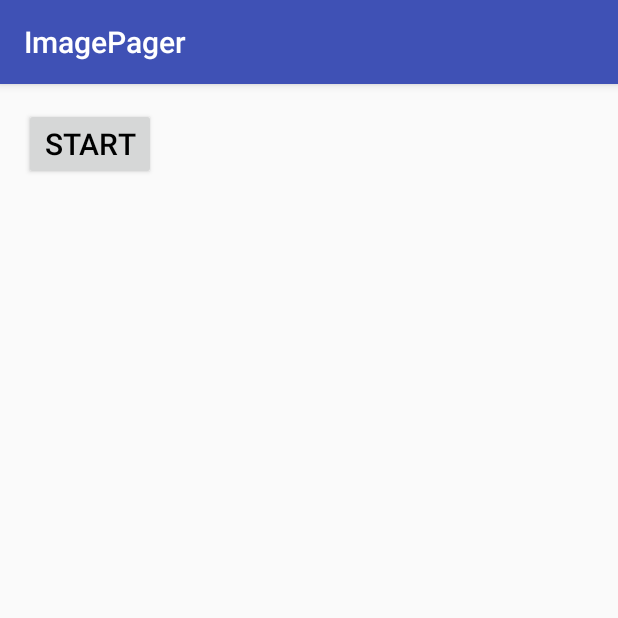
After one commit to waldenwang7678/ImagePager, an Android app: the TinkerTestActivity screen opened directly, with no data from a screen before it, on a phone screen of 412 x 824 dp, the top half of it. The commit adds this screen. Run offline under Robolectric (Android 15) with nearby library versions, the phone set to English and light mode, and no system bars; libraries missing offline, so code that uses them is left out: com.tencent.tinker.

Commit message:
commit_1

```diff
--- a/app/src/main/AndroidManifest.xml
+++ b/app/src/main/AndroidManifest.xml
@@ -1,9 +1,9 @@
 <?xml version="1.0" encoding="utf-8"?>
 <manifest xmlns:android="http://schemas.android.com/apk/res/android"
     package="com.example.administrator.imagepager">
-    <!--android:name="ook.yzx.tinker.Application"-->
 
     <application
+        android:name="ook.yzx.tinker.Application"
         android:allowBackup="true"
         android:icon="@mipmap/ic_launcher"
         android:label="@string/app_name"
@@ -27,6 +27,7 @@
         <activity
             android:name=".Activity.BehaviorActivity"
             android:theme="@style/PagerTheme" />
+        <activity android:name=".Activity.TinkerTestActivity"></activity>
     </application>
 
 </manifest>
--- a/app/src/main/java/com/example/administrator/imagepager/Activity/MainActivity.java
+++ b/app/src/main/java/com/example/administrator/imagepager/Activity/MainActivity.java
@@ -26,6 +26,7 @@ public class MainActivity extends AppCompatActivity implements View.OnClickListe
         findViewById(R.id.bt5).setOnClickListener(this);
         findViewById(R.id.bt6).setOnClickListener(this);
         findViewById(R.id.bt7).setOnClickListener(this);
+        findViewById(R.id.bt8).setOnClickListener(this);
     }
 
     @Override
@@ -52,6 +53,9 @@ public class MainActivity extends AppCompatActivity implements View.OnClickListe
             case R.id.bt7:
                 j(BehaviorActivity.class);
                 break;
+            case R.id.bt8:
+                j(TinkerTestActivity.class);
+                break;
         }
     }
 
--- /dev/null
+++ b/app/src/main/java/com/example/administrator/imagepager/Activity/TinkerTestActivity.java
@@ -0,0 +1,36 @@
+package com.example.administrator.imagepager.Activity;
+
+import android.os.Bundle;
+import android.os.Environment;
+import android.support.v7.app.AppCompatActivity;
+import android.view.View;
+import android.widget.Toast;
+
+import com.example.administrator.imagepager.R;
+import com.tencent.tinker.lib.tinker.TinkerInstaller;
+
+public class TinkerTestActivity extends AppCompatActivity implements View.OnClickListener {
+
+    @Override
+    protected void onCreate(Bundle savedInstanceState) {
+        super.onCreate(savedInstanceState);
+        setContentView(R.layout.activity_tinker_test);
+        initView();
+    }
+
+    private void initView() {
+        findViewById(R.id.tinker_bt1).setOnClickListener(this);
+    }
+
+    @Override
+    public void onClick(View view) {
+        switch (view.getId()) {
+            case R.id.tinker_bt1:
+                TinkerInstaller.onReceiveUpgradePatch(
+                        this.getApplication(), Environment.getExternalStorageDirectory().getAbsolutePath()+"/a1");
+                Toast.makeText(this, "阿萨德 , 对的 !!!!! ~", Toast.LENGTH_SHORT).show();
+
+                break;
+        }
+    }
+}
--- a/app/src/main/res/layout/activity_main.xml
+++ b/app/src/main/res/layout/activity_main.xml
@@ -52,4 +52,10 @@
         android:layout_width="wrap_content"
         android:layout_height="wrap_content"
         android:text="behavior" />
+
+    <Button
+        android:id="@+id/bt8"
+        android:layout_width="wrap_content"
+        android:layout_height="wrap_content"
+        android:text="tinker" />
 </LinearLayout>
--- /dev/null
+++ b/app/src/main/res/layout/activity_tinker_test.xml
@@ -0,0 +1,20 @@
+<?xml version="1.0" encoding="utf-8"?>
+<RelativeLayout xmlns:android="http://schemas.android.com/apk/res/android"
+    xmlns:tools="http://schemas.android.com/tools"
+    android:id="@+id/activity_tinker_test"
+    android:layout_width="match_parent"
+    android:layout_height="match_parent"
+    android:paddingBottom="@dimen/activity_vertical_margin"
+    android:paddingLeft="@dimen/activity_horizontal_margin"
+    android:paddingRight="@dimen/activity_horizontal_margin"
+    android:paddingTop="@dimen/activity_vertical_margin"
+    tools:context="com.example.administrator.imagepager.Activity.TinkerTestActivity">
+
+    <Button
+        android:id="@+id/tinker_bt1"
+        android:layout_width="wrap_content"
+        android:layout_height="wrap_content"
+        android:text="start"
+        android:textColor="#000"
+        android:textSize="20sp" />
+</RelativeLayout>
--- a/build.gradle
+++ b/build.gradle
@@ -9,9 +9,8 @@ buildscript {
 
         // NOTE: Do not place your application dependencies here; they belong
         // in the individual module build.gradle files
-//        classpath('com.tencent.tinker:tinker-patch-gradle-plugin:1.6.2')
-//        classpath('com.tencent.tinker:tinker-patch-gradle-plugin:1.7.7')
-        classpath("com.tencent.tinker:tinker-patch-gradle-plugin:${TINKER_VERSION}"){changing = true}
+
+        classpath ('com.tencent.tinker:tinker-patch-gradle-plugin:1.6.2')
     }
 }
 
```
Also changed, not shown: app/build.gradle (+40 -44 lines), app/src/main/java/com/example/administrator/imagepager/MyApplication.java (+17 -2 lines).
